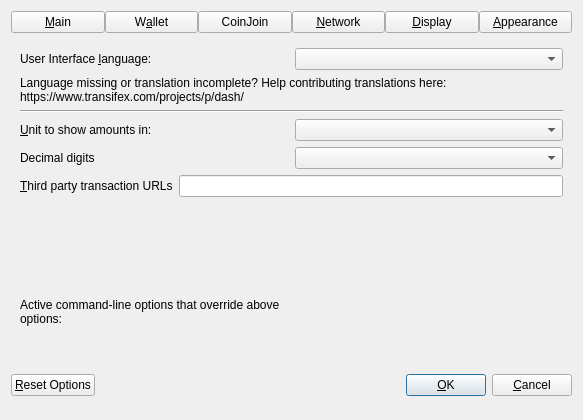
This is src/qt/forms/optionsdialog.ui in amerocrypto/amero2 as Qt 5 draws it before an edit. The edited form follows.
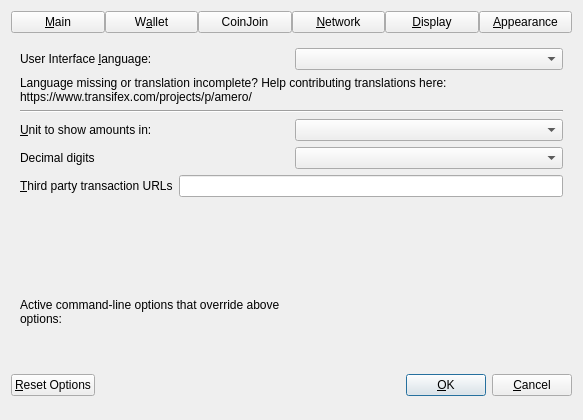
This is the edited form. The open tabs and pages were chosen to show the change. Custom widgets are drawn as their Qt base class.

What changed in the file:
```diff
--- a/src/qt/forms/optionsdialog.ui
+++ b/src/qt/forms/optionsdialog.ui
@@ -755,7 +755,7 @@
          </property>
          <property name="text">
           <string>Language missing or translation incomplete? Help contributing translations here:
-https://www.transifex.com/projects/p/dash/</string>
+https://www.transifex.com/projects/p/amero/</string>
          </property>
          <property name="wordWrap">
           <bool>true</bool>
```
Left out of the diff: 6 changed lines with no effect on the pictures.
